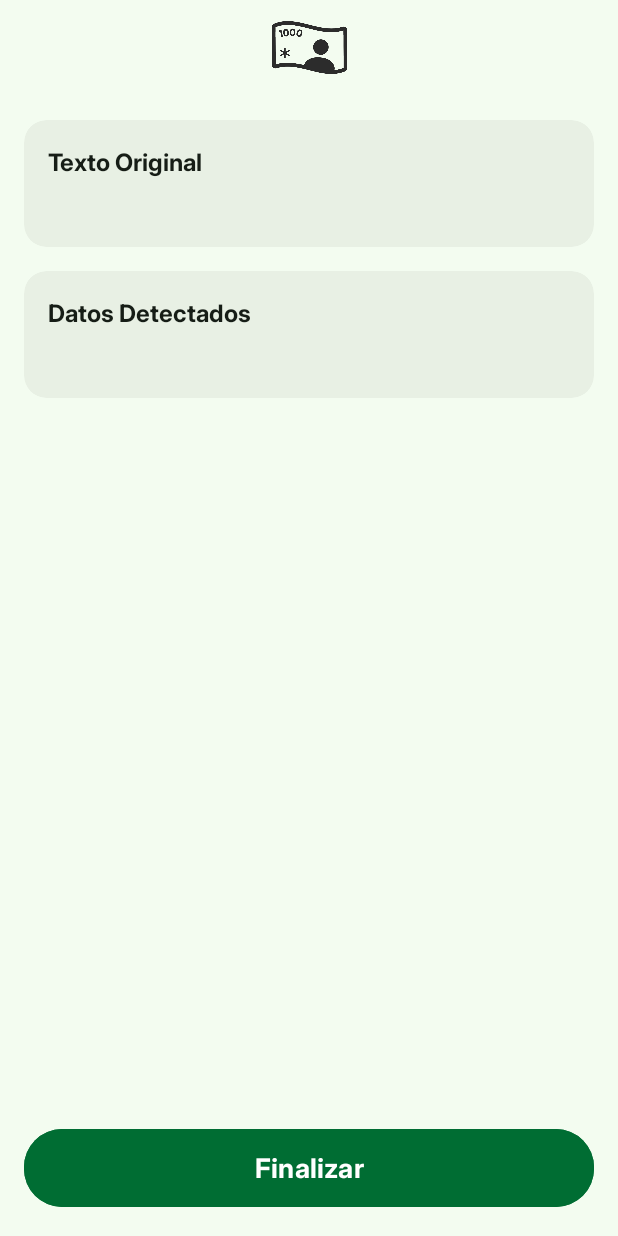
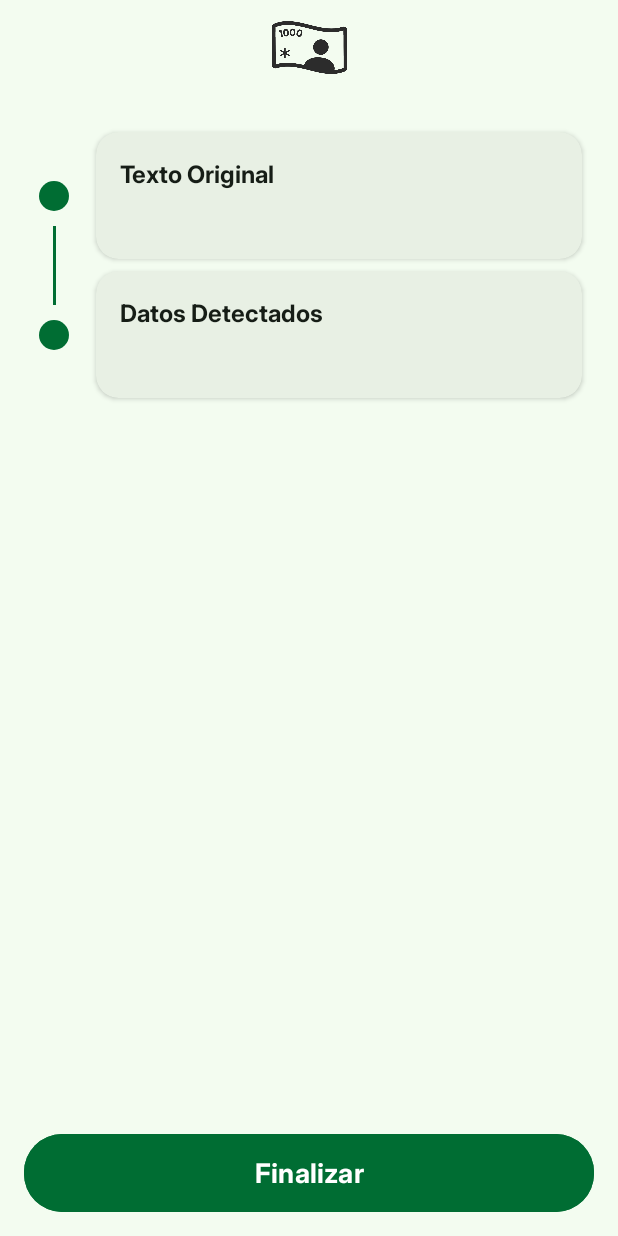
Before and after one commit to vhodacl/Luquita, an Android app: the layout activity_paste_normalize.xml on its own in the app's theme, with its tools: preview values and no code run, on a phone screen of 412 x 824 dp. Run offline under Robolectric (Android 15) with nearby library versions, the phone set to English and light mode, and no system bars.

Commit message:
update UI completa

```diff
--- a/app/build.gradle
+++ b/app/build.gradle
@@ -23,8 +23,8 @@ android {
         applicationId "com.vhoda.luquita"
         minSdkVersion 23
         targetSdk 34
-        versionCode 3
-        versionName "1.2"
+        versionCode 4
+        versionName "1.3"
 
         testInstrumentationRunner "androidx.test.runner.AndroidJUnitRunner"
     }
@@ -91,4 +91,6 @@ dependencies {
     implementation("androidx.compose.ui:ui-text-google-fonts:1.7.5")
     implementation "androidx.core:core-splashscreen:1.0.1"
 
+    implementation "androidx.core:core-ktx:1.12.0"
+
 }
--- a/app/src/main/java/com/vhoda/luquita/CheckInImageActivity.kt
+++ b/app/src/main/java/com/vhoda/luquita/CheckInImageActivity.kt
@@ -161,9 +161,6 @@ class CheckInImageActivity : AppCompatActivity() {
 
                     val tvCheckinMessage = findViewById<TextView>(R.id.tv_checkin_message)
                     tvCheckinMessage.visibility = View.VISIBLE
-
-                    val ivProcessedImage = findViewById<ImageView>(R.id.iv_processed_image)
-                    ivProcessedImage.setImageBitmap(bitmap)
 
                     toggleScanMode(false)
                 }
--- /dev/null
+++ b/app/src/main/res/drawable/circle_step.xml
@@ -0,0 +1,9 @@
+<vector xmlns:android="http://schemas.android.com/apk/res/android"
+    android:width="24dp"
+    android:height="24dp"
+    android:viewportWidth="24"
+    android:viewportHeight="24">
+    <path
+        android:fillColor="#000000"
+        android:pathData="M12,12m-10,0a10,10 0,1 1,20 0a10,10 0,1 1,-20 0"/>
+</vector>
--- a/app/src/main/res/drawable/corner_bottom_left_detected.xml
+++ b/app/src/main/res/drawable/corner_bottom_left_detected.xml
@@ -7,6 +7,6 @@
     <path
         android:pathData="M2,2 L2,23 Q2,38 17,38 L38,38"
         android:strokeWidth="3"
-        android:strokeColor="#4CAF50"
+        android:strokeColor="#11ff1a"
         android:fillColor="@android:color/transparent"/>
 </vector>
--- a/app/src/main/res/drawable/corner_bottom_left_scanning.xml
+++ b/app/src/main/res/drawable/corner_bottom_left_scanning.xml
@@ -9,7 +9,7 @@
             <path
                 android:pathData="M2,2 L2,23 Q2,38 17,38 L38,38"
                 android:strokeWidth="3"
-                android:strokeColor="#FFEB3B"
+                android:strokeColor="#fffb00"
                 android:fillColor="@android:color/transparent"/>
         </vector>
     </item>
@@ -22,7 +22,7 @@
             <path
                 android:pathData="M2,2 L2,23 Q2,38 17,38 L38,38"
                 android:strokeWidth="3"
-                android:strokeColor="#FFEB3B"
+                android:strokeColor="#fffb00"
                 android:fillColor="@android:color/transparent"/>
         </vector>
     </item>
--- a/app/src/main/res/drawable/corner_bottom_right_detected.xml
+++ b/app/src/main/res/drawable/corner_bottom_right_detected.xml
@@ -9,7 +9,7 @@
             <path
                 android:pathData="M38,2 L38,23 Q38,38 23,38 L2,38"
                 android:strokeWidth="3"
-                android:strokeColor="#4CAF50"
+                android:strokeColor="#11ff1a"
                 android:fillColor="@android:color/transparent"/>
         </vector>
     </item>
--- a/app/src/main/res/drawable/corner_bottom_right_scanning.xml
+++ b/app/src/main/res/drawable/corner_bottom_right_scanning.xml
@@ -9,7 +9,7 @@
             <path
                 android:pathData="M38,2 L38,23 Q38,38 23,38 L2,38"
                 android:strokeWidth="3"
-                android:strokeColor="#FFEB3B"
+                android:strokeColor="#fffb00"
                 android:fillColor="@android:color/transparent"/>
         </vector>
     </item>
--- a/app/src/main/res/drawable/corner_top_left_detected.xml
+++ b/app/src/main/res/drawable/corner_top_left_detected.xml
@@ -9,7 +9,7 @@
             <path
                 android:pathData="M2,38 L2,17 Q2,2 17,2 L38,2"
                 android:strokeWidth="3"
-                android:strokeColor="#4CAF50"
+                android:strokeColor="#11ff1a"
                 android:fillColor="@android:color/transparent"/>
         </vector>
     </item>
@@ -22,7 +22,7 @@
             <path
                 android:pathData="M2,38 L2,17 Q2,2 17,2 L38,2"
                 android:strokeWidth="3"
-                android:strokeColor="#4CAF50"
+                android:strokeColor="#11ff1a"
                 android:fillColor="@android:color/transparent"/>
         </vector>
     </item>
--- a/app/src/main/res/drawable/corner_top_left_scanning.xml
+++ b/app/src/main/res/drawable/corner_top_left_scanning.xml
@@ -9,7 +9,7 @@
             <path
                 android:pathData="M2,38 L2,17 Q2,2 17,2 L38,2"
                 android:strokeWidth="3"
-                android:strokeColor="#FFEB3B"
+                android:strokeColor="#fffb00"
                 android:fillColor="@android:color/transparent"/>
         </vector>
     </item>
@@ -22,7 +22,7 @@
             <path
                 android:pathData="M2,38 L2,17 Q2,2 17,2 L38,2"
                 android:strokeWidth="3"
-                android:strokeColor="#FFEB3B"
+                android:strokeColor="#fffb00"
                 android:fillColor="@android:color/transparent"/>
         </vector>
     </item>
--- a/app/src/main/res/drawable/corner_top_right_detected.xml
+++ b/app/src/main/res/drawable/corner_top_right_detected.xml
@@ -9,7 +9,7 @@
             <path
                 android:pathData="M38,38 L38,17 Q38,2 23,2 L2,2"
                 android:strokeWidth="3"
-                android:strokeColor="#4CAF50"
+                android:strokeColor="#11ff1a"
                 android:fillColor="@android:color/transparent"/>
         </vector>
     </item>
--- a/app/src/main/res/drawable/corner_top_right_scanning.xml
+++ b/app/src/main/res/drawable/corner_top_right_scanning.xml
@@ -9,7 +9,7 @@
             <path
                 android:pathData="M38,38 L38,17 Q38,2 23,2 L2,2"
                 android:strokeWidth="3"
-                android:strokeColor="#FFEB3B"
+                android:strokeColor="#fffb00"
                 android:fillColor="@android:color/transparent"/>
         </vector>
     </item>
--- /dev/null
+++ b/app/src/main/res/drawable/rounded_corners.xml
@@ -0,0 +1,4 @@
+<?xml version="1.0" encoding="utf-8"?>
+<shape xmlns:android="http://schemas.android.com/apk/res/android">
+    <corners android:radius="15dp"/>
+</shape>
--- a/app/src/main/res/drawable/rounded_image_background.xml
+++ b/app/src/main/res/drawable/rounded_image_background.xml
@@ -1,5 +1,5 @@
 <?xml version="1.0" encoding="utf-8"?>
 <shape xmlns:android="http://schemas.android.com/apk/res/android">
+    <corners android:radius="15dp"/>
     <solid android:color="@android:color/transparent"/>
-    <corners android:radius="12dp"/>
 </shape>
--- a/app/src/main/res/layout/activity_paste_normalize.xml
+++ b/app/src/main/res/layout/activity_paste_normalize.xml
@@ -28,31 +28,73 @@
     </com.google.android.material.appbar.MaterialToolbar>
 
     <ScrollView
-        android:layout_width="0dp"
+        android:layout_width="match_parent"
         android:layout_height="0dp"
-        android:padding="16dp"
+        android:clipToPadding="false"
+android:padding="16dp"
         app:layout_constraintBottom_toTopOf="@id/btn_finalizar"
         app:layout_constraintEnd_toEndOf="parent"
         app:layout_constraintStart_toStartOf="parent"
         app:layout_constraintTop_toBottomOf="@id/toolbar3">
 
-        <LinearLayout
+        <androidx.constraintlayout.widget.ConstraintLayout
             android:layout_width="match_parent"
             android:layout_height="wrap_content"
-            android:orientation="vertical">
+            android:clipChildren="false"
+            android:clipToPadding="false"
+            android:padding="8dp"
+            android:paddingBottom="16dp">
+
+            <!-- Círculo 1 -->
+            <View
+                android:id="@+id/circle1"
+                android:layout_width="24dp"
+                android:layout_height="24dp"
+                android:background="@drawable/circle_step"
+                android:backgroundTint="@color/md_theme_primary"
+                app:layout_constraintStart_toStartOf="parent"
+                app:layout_constraintTop_toTopOf="@id/card_original"
+                app:layout_constraintBottom_toBottomOf="@id/card_original"/>
+
+            <!-- Línea conectora -->
+            <View
+                android:id="@+id/connector_line"
+                android:layout_width="2dp"
+                android:layout_height="0dp"
+                android:background="@color/md_theme_primary"
+                android:layout_marginVertical="8dp"
+                app:layout_constraintStart_toStartOf="@id/circle1"
+                app:layout_constraintEnd_toEndOf="@id/circle1"
+                app:layout_constraintTop_toBottomOf="@id/circle1"
+                app:layout_constraintBottom_toTopOf="@id/circle2"/>
+
+            <!-- Círculo 2 -->
+            <View
+                android:id="@+id/circle2"
+                android:layout_width="24dp"
+                android:layout_height="24dp"
+                android:background="@drawable/circle_step"
+                android:backgroundTint="@color/md_theme_primary"
+                app:layout_constraintStart_toStartOf="parent"
+                app:layout_constraintTop_toTopOf="@id/card_detected"
+                app:layout_constraintBottom_toBottomOf="@id/card_detected"/>
 
             <!-- Primera Card - Texto Original -->
             <com.google.android.material.card.MaterialCardView
-                android:layout_width="match_parent"
+                android:id="@+id/card_original"
+                android:layout_width="0dp"
                 android:layout_height="wrap_content"
-                android:layout_marginBottom="16dp"
+                android:layout_marginStart="16dp"
+                android:layout_marginBottom="18dp"
                 app:cardCornerRadius="15dp"
-                app:cardElevation="0dp"
+                app:cardElevation="2dp"
                 android:clickable="true"
                 android:focusable="true"
                 app:cardBackgroundColor="@color/md_theme_surfaceContainer"
                 app:strokeWidth="0dp"
-                android:layout_weight="1">
+                app:layout_constraintStart_toEndOf="@id/circle1"
+                app:layout_constraintEnd_toEndOf="parent"
+                app:layout_constraintTop_toTopOf="parent">
 
                 <LinearLayout
                     android:layout_width="match_parent"
@@ -79,21 +121,29 @@
 
             <!-- Segunda Card - Datos Detectados -->
             <com.google.android.material.card.MaterialCardView
-                android:layout_width="match_parent"
+                android:id="@+id/card_detected"
+                android:layout_width="0dp"
                 android:layout_height="wrap_content"
+                android:layout_marginStart="16dp"
+                android:layout_marginTop="8dp"
+                android:layout_marginBottom="8dp"
                 app:cardCornerRadius="15dp"
-                app:cardElevation="0dp"
+                app:cardElevation="2dp"
                 android:clickable="true"
                 android:focusable="true"
                 app:cardBackgroundColor="@color/md_theme_surfaceContainer"
                 app:strokeWidth="0dp"
-                android:layout_weight="1">
+                app:layout_constraintStart_toEndOf="@id/circle1"
+                app:layout_constraintEnd_toEndOf="parent"
+                app:layout_constraintTop_toBottomOf="@id/card_original"
+                app:layout_constraintBottom_toBottomOf="parent">
 
                 <LinearLayout
                     android:layout_width="match_parent"
                     android:layout_height="wrap_content"
                     android:orientation="vertical"
-                    android:padding="16dp">
+                    android:padding="16dp"
+                    >
 
                     <TextView
                         android:layout_width="wrap_content"
@@ -112,7 +162,8 @@
 
                 </LinearLayout>
             </com.google.android.material.card.MaterialCardView>
-        </LinearLayout>
+
+        </androidx.constraintlayout.widget.ConstraintLayout>
     </ScrollView>
 
     <ProgressBar
@@ -132,7 +183,7 @@
         android:layout_width="0dp"
         android:layout_height="60dp"
         android:layout_marginHorizontal="16dp"
-        android:layout_marginBottom="15dp"
+        android:layout_marginBottom="12dp"
         android:text="Finalizar"
         android:textStyle="bold"
         android:textSize="18sp"
```
Also changed, not shown: app/src/main/java/com/vhoda/luquita/CameraActivity.kt (+42 -3 lines), app/src/main/res/layout/activity_camera.xml (+10 -8 lines), app/src/main/res/layout/activity_check_in_image.xml (+36 -39 lines).
